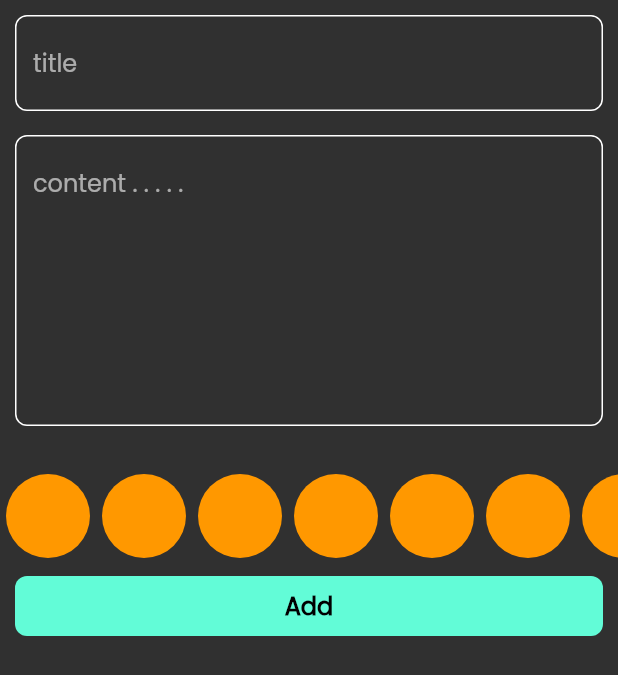
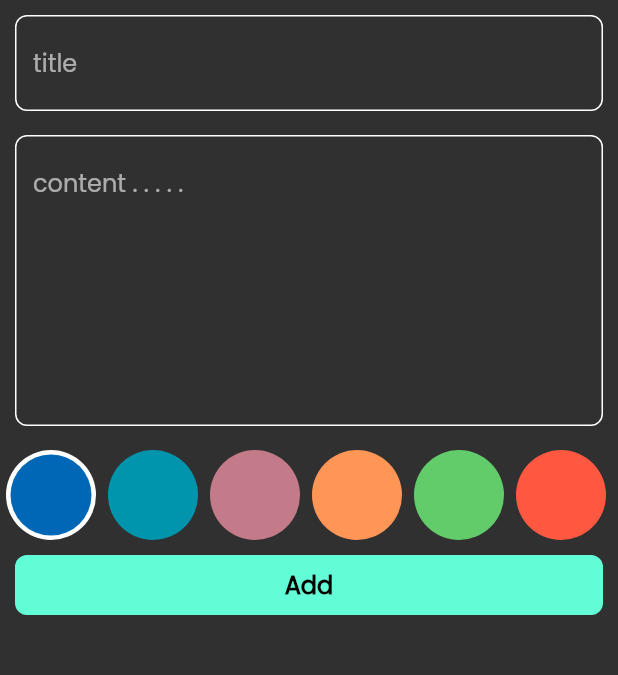
Before and after one commit to mo-abujabal/Notes-App, a Flutter app: the AddNoteForm widget shown alone on an empty page, opened directly, on a phone screen of 412 x 824 dp. Shown: the top 675 px of the screen. Run offline on Flutter 3.47's test engine with Material 2 defaults, Android fonts, the phone set to English and light mode, and no system bars; our stand-ins replace bloc, flutter_bloc, hive, hive_flutter, modal_progress_hud_nsn; accounts and stored records are empty.

Commit message:
Last update

```diff
--- /dev/null
+++ b/lib/constents.dart
@@ -0,0 +1,13 @@
+
+
+import 'dart:ui';
+
+List<Color> kcolors = const [
+    Color(0xff0067B7),
+    Color(0xff0095AD),
+    Color(0xffC37B89),
+    Color(0xffFF9655),
+    Color(0xff62CC6B),
+    Color(0xffFF5840),
+    Color(0xff47CBFA),
+  ];
--- a/lib/cubits/add cubit/cubit/add_note_cubit.dart
+++ b/lib/cubits/add cubit/cubit/add_note_cubit.dart
@@ -1,3 +1,5 @@
+import 'dart:ui';
+
 import 'package:bloc/bloc.dart';
 import 'package:hive_flutter/adapters.dart';
 import 'package:meta/meta.dart';
@@ -9,8 +11,9 @@ part 'add_note_state.dart';
 
 class AddNoteCubit extends Cubit<AddNoteState> {
   AddNoteCubit() : super(AddNoteInitial());
-
+  Color color = const Color(0xff0067B7);
   addNote(NoteModel note) async {
+    note.color = color.value;
     emit(AddNoteLoading());
     try {
       var notesBox = Hive.box<NoteModel>(kNotesBox);
--- a/lib/widgets/add_note_form.dart
+++ b/lib/widgets/add_note_form.dart
@@ -49,7 +49,7 @@ class _AddNoteFormState extends State<AddNoteForm> {
             maxLines: 7,
           ),
           const SizedBox(
-            height: 30,
+            height: 16,
           ),
           const ColorsListView(),
           BlocBuilder<AddNoteCubit, AddNoteState>(
--- a/lib/widgets/colors_list_view.dart
+++ b/lib/widgets/colors_list_view.dart
@@ -1,35 +1,66 @@
 import 'package:flutter/cupertino.dart';
 import 'package:flutter/material.dart';
+import 'package:flutter_bloc/flutter_bloc.dart';
+import 'package:notes_app/cubits/add%20cubit/cubit/add_note_cubit.dart';
 
-class ColorItem extends StatelessWidget {
-  const ColorItem({super.key});
+import '../constents.dart';
+
+class ColorsListView extends StatefulWidget {
+  const ColorsListView({super.key});
 
   @override
-  Widget build(BuildContext context) {
-    return const Padding(
-      padding: EdgeInsets.all(2),
-      child: CircleAvatar(
-        radius: 30,
-        backgroundColor: Colors.orange,
-      ),
-    );
-  }
+  State<ColorsListView> createState() => _ColorsListViewState();
 }
 
-class ColorsListView extends StatelessWidget {
-  const ColorsListView({super.key});
+class _ColorsListViewState extends State<ColorsListView> {
+  int currentIndex = 0;
 
   @override
   Widget build(BuildContext context) {
     return SizedBox(
       height: 30 * 2,
       child: ListView.builder(
-        itemCount: 10,
+        itemCount: kcolors.length,
         scrollDirection: Axis.horizontal,
         itemBuilder: (context, index) {
-          return const ColorItem();
+          return Padding(
+            padding: const EdgeInsets.symmetric(horizontal: 4),
+            child: GestureDetector(
+              onTap: () {
+                currentIndex = index;
+                BlocProvider.of<AddNoteCubit>(context).color = kcolors[index];
+                setState(() {});
+              },
+              child: ColorItem(
+                color: kcolors[index],
+                isActive: currentIndex == index,
+              ),
+            ),
+          );
         },
       ),
     );
   }
 }
+
+class ColorItem extends StatelessWidget {
+  const ColorItem({super.key, required this.isActive, required this.color});
+  final bool isActive;
+  final Color color;
+  @override
+  Widget build(BuildContext context) {
+    return isActive
+        ? CircleAvatar(
+            radius: 30,
+            backgroundColor: Colors.white,
+            child: CircleAvatar(
+              radius: 27,
+              backgroundColor: color,
+            ),
+          )
+        : CircleAvatar(
+            radius: 30,
+            backgroundColor: color,
+          );
+  }
+}
--- a/lib/widgets/edit_view_body.dart
+++ b/lib/widgets/edit_view_body.dart
@@ -5,9 +5,12 @@ import 'package:flutter/src/widgets/placeholder.dart';
 import 'package:flutter_bloc/flutter_bloc.dart';
 import 'package:notes_app/cubits/notes%20cubit/notes_cubit.dart';
 import 'package:notes_app/models/note_model.dart';
+import 'package:notes_app/widgets/colors_list_view.dart';
 
+import '../constents.dart';
 import 'custom_app_bar.dart';
 import 'custom_text_field.dart';
+import 'edit_nodes_colors_list.dart';
 
 class EditViewBody extends StatefulWidget {
   const EditViewBody({super.key, required this.note});
@@ -61,6 +64,9 @@ class _EditViewBodyState extends State<EditViewBody> {
           const SizedBox(
             height: 25,
           ),
+          EditNoteColorsList(
+            note: widget.note,
+          ),
         ],
       ),
     );
```
Also changed, not shown: lib/widgets/edit_nodes_colors_list.dart (added, +52 -0 lines).
